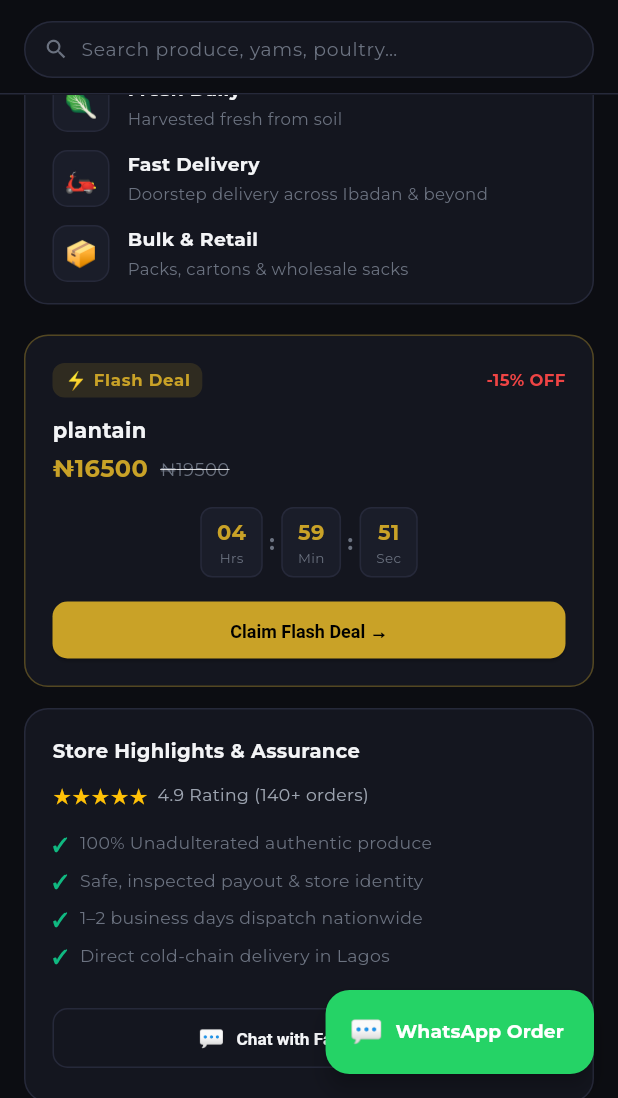
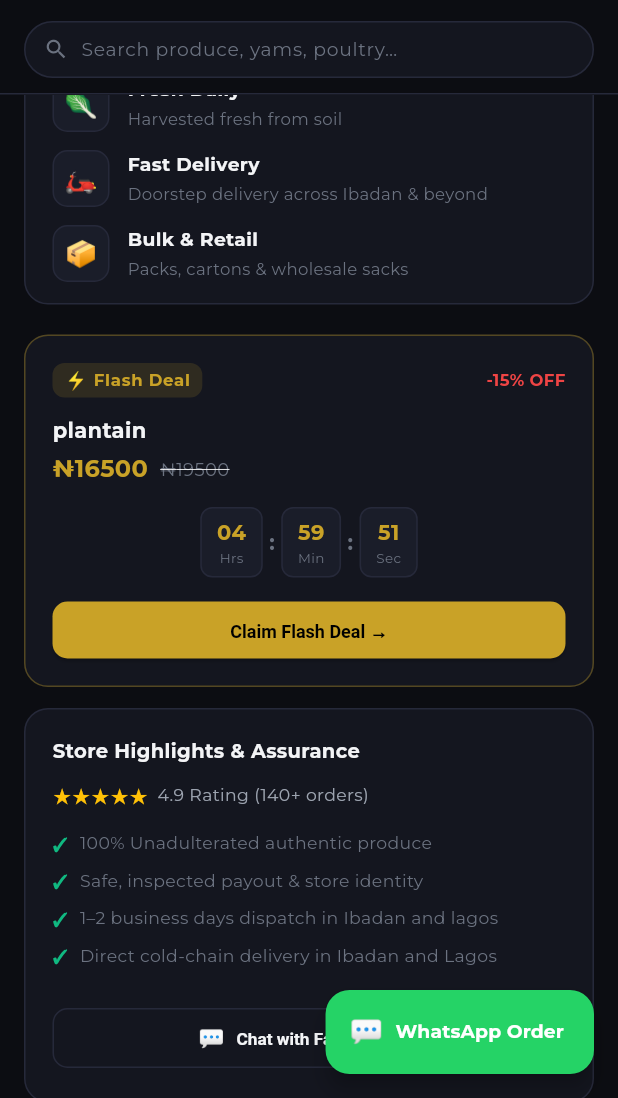
Before and after one commit to Daniel-the-creator/abimot-food-and-farm-produce, a Flutter app: the screen it shows after launch, scrolled down 576 dp, on a phone screen of 412 x 824 dp, the part 138-1236 px from its top. Run offline on Flutter 3.47's test engine with Material 3 defaults, Android fonts, the phone set to English and light mode, and no system bars; our stand-ins replace google_fonts; network calls fail.

Commit message:
Update flash_deal_widget.dart

```diff
--- a/lib/widgets/flash_deal_widget.dart
+++ b/lib/widgets/flash_deal_widget.dart
@@ -256,8 +256,8 @@ class StoreHighlightsWidget extends StatelessWidget {
           const SizedBox(height: 14),
           _highlightItem("✓", "100% Unadulterated authentic produce"),
           _highlightItem("✓", "Safe, inspected payout & store identity"),
-          _highlightItem("✓", "1–2 business days dispatch nationwide"),
-          _highlightItem("✓", "Direct cold-chain delivery in Lagos"),
+          _highlightItem("✓", "1–2 business days dispatch in Ibadan and lagos"),
+          _highlightItem("✓", "Direct cold-chain delivery in Ibadan and Lagos"),
           const SizedBox(height: 14),
           SizedBox(
             width: double.infinity,
```
